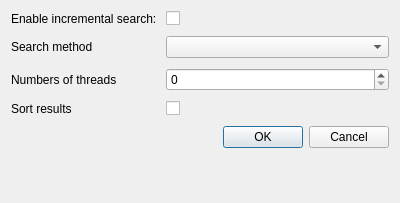
Old version of the form gui/ParamsDialog.ui in the repository Cyniadis/SubstringSearch.
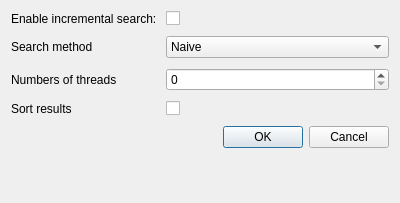
New version of the form.

The edit to the form file:
```diff
--- a/gui/ParamsDialog.ui
+++ b/gui/ParamsDialog.ui
@@ -57,7 +57,18 @@
     </widget>
    </item>
    <item row="5" column="1">
-    <widget class="QComboBox" name="comboBox"/>
+    <widget class="QComboBox" name="searchMethod_comboBox">
+     <item>
+      <property name="text">
+       <string>Naive</string>
+      </property>
+     </item>
+     <item>
+      <property name="text">
+       <string>Prefix Tree</string>
+      </property>
+     </item>
+    </widget>
    </item>
    <item row="6" column="0">
     <widget class="QLabel" name="label_3">
```
Left out of the diff: 32 changed lines with no effect on the pictures.
